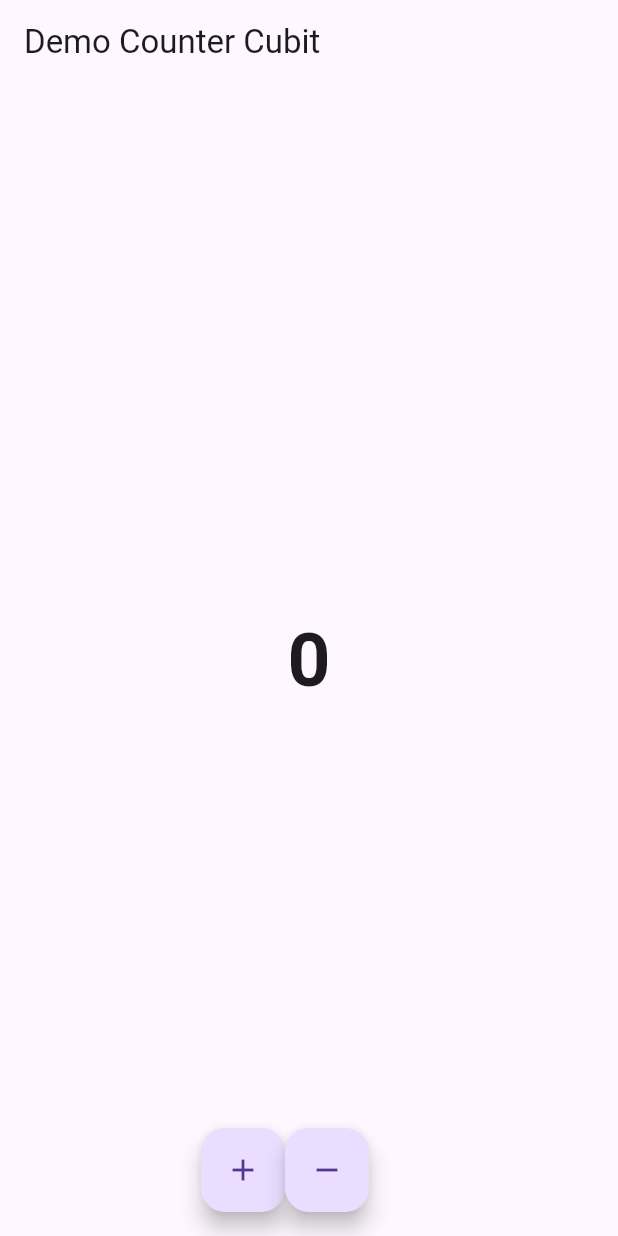
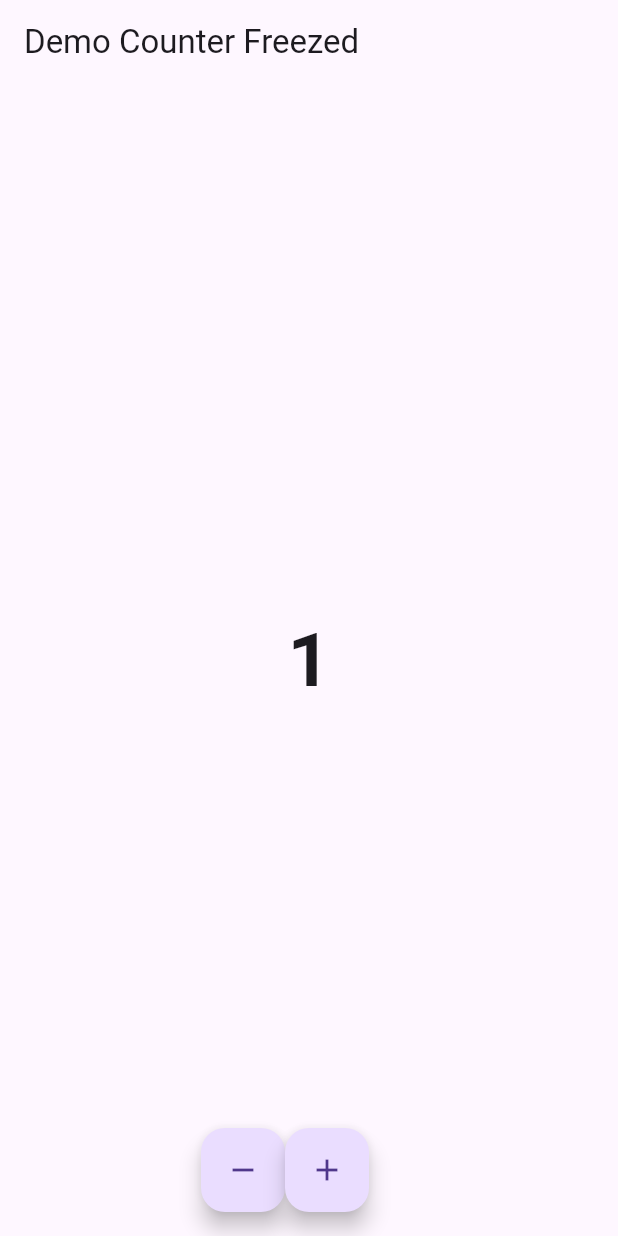
Before and after one commit to acan12/demo_flutter, a Flutter app: the screen it shows after launch, after a tap on the "remove" icon, after a tap on the "add" icon, on a phone screen of 412 x 824 dp. Run offline on Flutter 3.47's test engine with Material 3 defaults, Android fonts, the phone set to English and light mode, and no system bars; our stand-ins replace bloc, equatable, flutter_bloc, freezed_annotation; generated files the repository leaves out were written again.

Commit message:
update counter with bloc freezed

```diff
--- a/lib/main.dart
+++ b/lib/main.dart
@@ -1,8 +1,7 @@
-import 'package:demo_flutter/v2/cubit/counter_cubit.dart';
+import 'package:demo_flutter/v2/bloc/freezed/counter_freezed_bloc.dart';
+import 'package:demo_flutter/v2/counter_freezed_screen.dart';
 import 'package:flutter/material.dart';
 import 'package:flutter_bloc/flutter_bloc.dart';
-
-import 'v2/counter_cubit_screen.dart';
 
 void main() {
   runApp(const MyApp());
@@ -17,13 +16,13 @@ class MyApp extends StatelessWidget {
     return MultiBlocProvider(
       providers: [
         BlocProvider(
-          create: (context) => CounterCubit(),
+          create: (context) => CounterFreezedBloc(),
         )
       ],
       child: const MaterialApp(
         debugShowCheckedModeBanner: false,
         title: 'Flutter Demo',
-        home: CounterCubitScreen(),
+        home: CounterFreezedScreen(),
       ),
     );
   }
--- /dev/null
+++ b/lib/v2/bloc/freezed/counter_freezed_bloc.dart
@@ -0,0 +1,23 @@
+import 'package:bloc/bloc.dart';
+import 'package:freezed_annotation/freezed_annotation.dart';
+
+part 'counter_freezed_bloc.freezed.dart';
+
+part 'counter_freezed_event.dart';
+
+part 'counter_freezed_state.dart';
+
+class CounterFreezedBloc
+    extends Bloc<CounterFreezedEvent, CounterFreezedState> {
+  CounterFreezedBloc() : super(const _Initial()) {
+    on<CounterFreezedEvent>((event, emit) {
+      emit(state.when(
+          initial: () => CounterFreezedState.running(0),
+          running: (number) {
+            return event.when(
+                increament: () => CounterFreezedState.running(number + 1),
+                decreament: () => CounterFreezedState.running(number - 1));
+          }));
+    });
+  }
+}
--- /dev/null
+++ b/lib/v2/bloc/freezed/counter_freezed_event.dart
@@ -0,0 +1,7 @@
+part of 'counter_freezed_bloc.dart';
+
+@freezed
+class CounterFreezedEvent with _$CounterFreezedEvent {
+  const factory CounterFreezedEvent.increament() = _Increament;
+  const factory CounterFreezedEvent.decreament() = _Decreament;
+}
--- /dev/null
+++ b/lib/v2/bloc/freezed/counter_freezed_state.dart
@@ -0,0 +1,8 @@
+part of 'counter_freezed_bloc.dart';
+
+@freezed
+class CounterFreezedState with _$CounterFreezedState {
+  const factory CounterFreezedState.initial() = _Initial;
+  const factory CounterFreezedState.running(int number) = _Running;
+
+}
--- /dev/null
+++ b/lib/v2/counter_freezed_screen.dart
@@ -0,0 +1,49 @@
+import 'package:demo_flutter/v2/bloc/freezed/counter_freezed_bloc.dart';
+import 'package:flutter/material.dart';
+import 'package:flutter_bloc/flutter_bloc.dart';
+
+class CounterFreezedScreen extends StatelessWidget {
+  const CounterFreezedScreen({super.key});
+
+  @override
+  Widget build(BuildContext context) {
+    return Scaffold(
+      appBar: AppBar(
+        title: const Text("Demo Counter Freezed"),
+      ),
+      body: Center(
+        child: BlocBuilder<CounterFreezedBloc, CounterFreezedState>(
+          builder: (context, state) {
+            return Text(
+              state
+                  .when(initial: () => '-', running: (number) => '$number')
+                  .toString(),
+              style: const TextStyle(fontSize: 50, fontWeight: FontWeight.bold),
+            );
+          },
+        ),
+      ),
+      floatingActionButton: Row(
+        mainAxisAlignment: MainAxisAlignment.center,
+        children: [
+          FloatingActionButton(
+            onPressed: () {
+              context
+                  .read<CounterFreezedBloc>()
+                  .add(const CounterFreezedEvent.decreament());
+            },
+            child: const Icon(Icons.remove),
+          ),
+          FloatingActionButton(
+            onPressed: () {
+              context
+                  .read<CounterFreezedBloc>()
+                  .add(const CounterFreezedEvent.increament());
+            },
+            child: const Icon(Icons.add),
+          )
+        ],
+      ),
+    );
+  }
+}
--- a/pubspec.yaml
+++ b/pubspec.yaml
@@ -32,15 +32,15 @@ dependencies:
   flutter:
     sdk: flutter
   flutter_bloc: ^8.1.3
-  freezed_annotation: ^1.1.0
-  freezed: ^1.1.0
+  freezed: ^2.5.1
 
   # The following adds the Cupertino Icons font to your application.
   # Use with the CupertinoIcons class for iOS style icons.
   cupertino_icons: ^1.0.2
 
 dev_dependencies:
-  build_runner: ^2.1.7
+  freezed_annotation: ^2.4.1
+  build_runner: ^2.4.9
   json_serializable: ^6.1.4
   flutter_test:
     sdk: flutter
```
Also changed, not shown: pubspec.lock.
